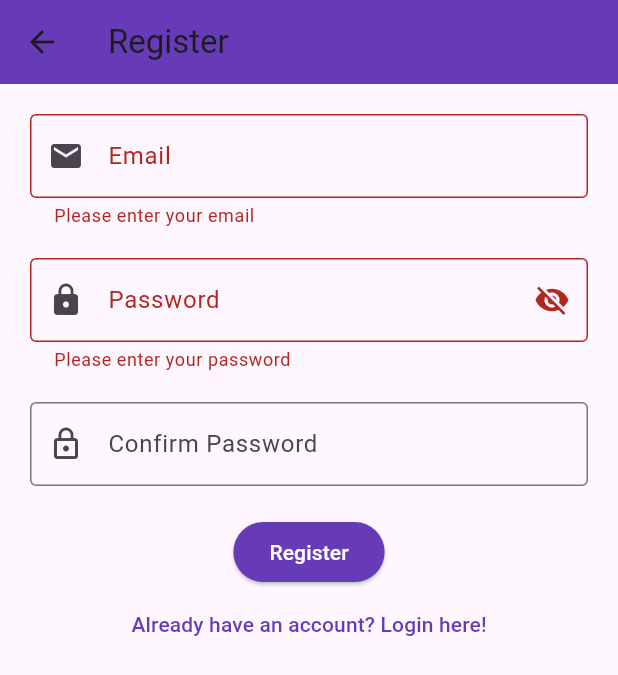
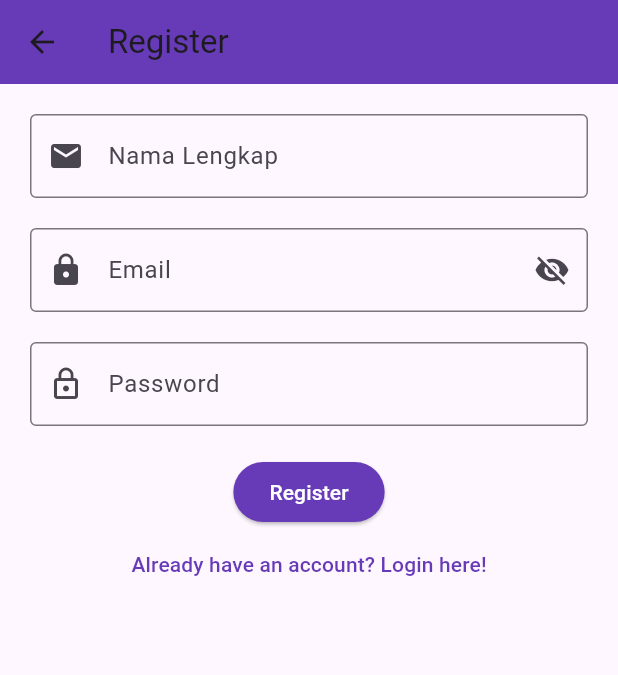
Before and after one commit to SuryaAdi152/tugas1, a Flutter app: the RegisterPage screen opened by its route, after a tap on "Register", on a phone screen of 412 x 824 dp. Shown: the top 675 px of the screen. Run offline on Flutter 3.47's test engine with Material 3 defaults, Android fonts, the phone set to English and light mode, and no system bars; our stand-ins replace dio, get_storage; accounts and stored records are empty; network calls fail.

```diff
--- a/flutter_application_1/analysis_options.yaml
+++ b/flutter_application_1/analysis_options.yaml
@@ -7,7 +7,7 @@
 
 # The following line activates a set of recommended lints for Flutter apps,
 # packages, and plugins designed to encourage good coding practices.
-include: package:flutter_lints/flutter.yaml
+#include: package:flutter_lints/flutter.yaml
 
 linter:
   # The lint rules applied to this project can be customized in the
--- a/flutter_application_1/lib/register_page.dart
+++ b/flutter_application_1/lib/register_page.dart
@@ -1,6 +1,8 @@
 // File: register_page.dart
+import 'package:dio/dio.dart';
 import 'package:flutter/material.dart';
-import 'login_page.dart'; // Asumsi login_page.dart berada di direktori yang sama.
+import 'package:get_storage/get_storage.dart';
+import 'login_page.dart';
 
 class RegisterPage extends StatefulWidget {
   @override
@@ -12,6 +14,14 @@ class _RegisterPageState extends State<RegisterPage> {
   String _email = '';
   String _password = '';
   bool _passwordVisible = false;
+
+  final dio = Dio();
+  final myStorage = GetStorage();
+  final apiUrl = 'https://mobileapis.manpits.xyz/api';
+
+  TextEditingController nameController = TextEditingController();
+  TextEditingController emailController = TextEditingController();
+  TextEditingController passwordController = TextEditingController();
 
   @override
   Widget build(BuildContext context) {
@@ -27,27 +37,21 @@ class _RegisterPageState extends State<RegisterPage> {
           child: Column(
             children: <Widget>[
               TextFormField(
+                controller: nameController,
                 decoration: InputDecoration(
-                  labelText: 'Email',
+                  labelText: 'Nama Lengkap',
                   border: OutlineInputBorder(),
                   prefixIcon: Icon(Icons.email),
                 ),
-                validator: (value) {
-                  if (value == null || value.isEmpty) {
-                    return 'Please enter your email';
-                  }
-                  if (!value.contains('@')) {
-                    return 'Please enter a valid email';
-                  }
-                  return null;
-                },
+
                 onSaved: (value) => _email = value!,
               ),
               SizedBox(height: 20),
               TextFormField(
-                obscureText: !_passwordVisible,
+                controller: emailController,
+                obscureText: _passwordVisible,
                 decoration: InputDecoration(
-                  labelText: 'Password',
+                  labelText: 'Email',
                   border: OutlineInputBorder(),
                   prefixIcon: Icon(Icons.lock),
                   suffixIcon: IconButton(
@@ -61,28 +65,19 @@ class _RegisterPageState extends State<RegisterPage> {
                     },
                   ),
                 ),
-                validator: (value) {
-                  if (value == null || value.isEmpty) {
-                    return 'Please enter your password';
-                  }
-                  return null;
-                },
+
                 onChanged: (value) => _password = value,
               ),
               SizedBox(height: 20),
               TextFormField(
+                controller: passwordController,
                 obscureText: true,
                 decoration: InputDecoration(
-                  labelText: 'Confirm Password',
+                  labelText: 'Password',
                   border: OutlineInputBorder(),
                   prefixIcon: Icon(Icons.lock_outline),
                 ),
-                validator: (value) {
-                  if (value != _password) {
-                    return 'Password does not match';
-                  }
-                  return null;
-                },
+
               ),
               SizedBox(height: 20),
               ElevatedButton(
@@ -91,25 +86,13 @@ class _RegisterPageState extends State<RegisterPage> {
                   backgroundColor: Colors.deepPurple, // Warna background tombol
                 ),
                 onPressed: () {
-                  if (_formKey.currentState!.validate()) {
-                    _formKey.currentState!.save();
-                    showDialog(
-                      context: context,
-                      builder: (context) {
-                        return AlertDialog(
-                          content: Text('Email: $_email\nPassword: $_password'),
-                        );
-                      },
-                    );
-                    // Setelah menampilkan dialog, Anda mungkin ingin navigasi ke LoginPage
-                    // Navigator.pushReplacementNamed(context, '/login');
-                  }
+                  goRegister(context, dio, apiUrl, nameController, emailController, passwordController);
                 },
                 child: Text('Register'),
               ),
               TextButton(
                 onPressed: () {
-                  Navigator.pushReplacementNamed(context, '/login');
+                   Navigator.pushReplacementNamed(context, '/login');
                 },
                 child: Text(
                   'Already have an account? Login here!',
@@ -123,3 +106,22 @@ class _RegisterPageState extends State<RegisterPage> {
     );
   }
 }
+
+void goRegister(BuildContext context, dio, apiUrl, nameController,
+    emailController, passwordController) async {
+  try {
+    final response = await dio.post(
+      '$apiUrl/register',
+      data: {
+        'name': nameController.text,
+        'email': emailController.text,
+        'password': passwordController.text,
+      },
+    );
+    print(response.data);
+    Navigator.pushReplacementNamed(context, '/login');
+
+  } on DioException catch (e) {
+    print('${e.response} - ${e.response?.statusCode}');
+  }
+}
--- a/flutter_application_1/pubspec.yaml
+++ b/flutter_application_1/pubspec.yaml
@@ -35,6 +35,8 @@ dependencies:
   # The following adds the Cupertino Icons font to your application.
   # Use with the CupertinoIcons class for iOS style icons.
   cupertino_icons: ^1.0.6
+  get_storage: ^2.1.1
+  dio: ^5.4.3+1
 
 dev_dependencies:
   flutter_test:
```
Also changed, not shown: flutter_application_1/lib/home_page.dart (+36 -3 lines), flutter_application_1/lib/login_page.dart (+40 -8 lines), flutter_application_1/lib/main.dart (+7 -5 lines), flutter_application_1/pubspec.lock, 2 other files.
